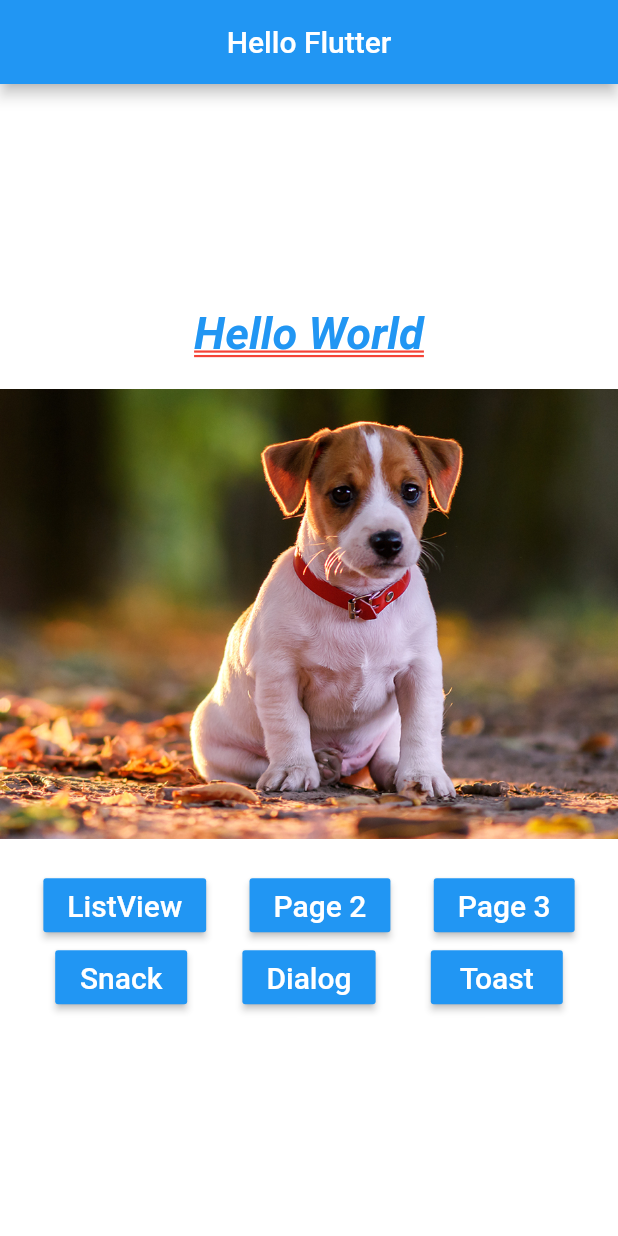
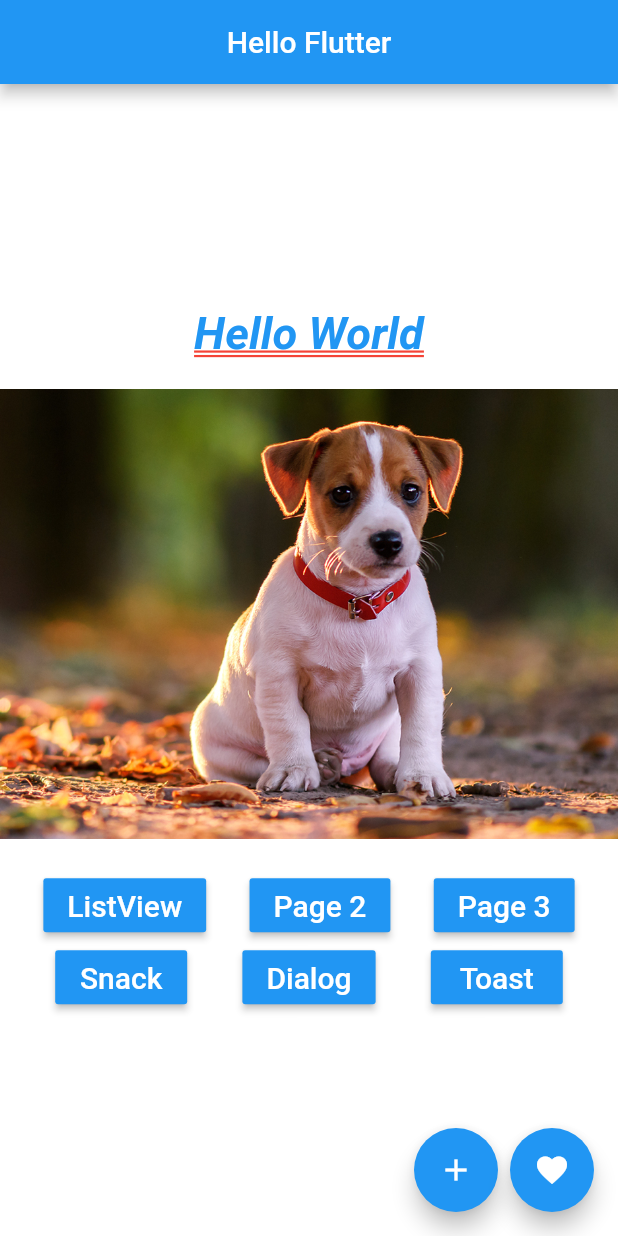
Before and after one commit to mauro-santos/flutter_hello1, a Flutter app: the screen it shows after launch, on a phone screen of 412 x 824 dp. Run offline on Flutter 3.47's test engine with Material 2 defaults, Android fonts, the phone set to English and light mode, and no system bars; our stand-ins replace fluttertoast.

Commit message:
- floatingActionButton com Widget.

```diff
--- a/lib/home_page.dart
+++ b/lib/home_page.dart
@@ -18,7 +18,32 @@ class HomePage extends StatelessWidget {
         centerTitle: true,
       ),
       body: _body(),
+      floatingActionButton: Row(
+        mainAxisAlignment: MainAxisAlignment.end,
+        children: <Widget>[
+          FloatingActionButton(
+            child: Icon(Icons.add),
+            onPressed: () {
+              _onClickFab();
+            },
+          ),
+          SizedBox(
+            width: 8,
+            height: 8,
+          ),
+          FloatingActionButton(
+            child: Icon(Icons.favorite),
+            onPressed: () {
+              _onClickFab();
+            },
+          ),
+        ],
+      ),
     );
+  }
+
+  _onClickFab() {
+    print("Adicionar");
   }
 
   _body() {
```
Also changed, not shown: 1 other file.
